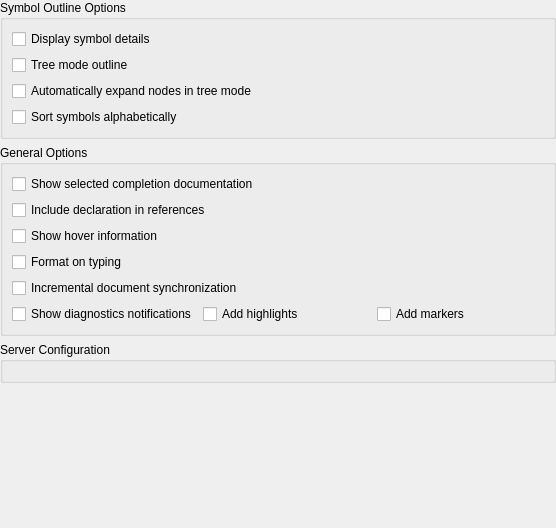
Above: addons/lspclient/lspconfigwidget.ui from KDE/kate before the change. Below: the same form after it.
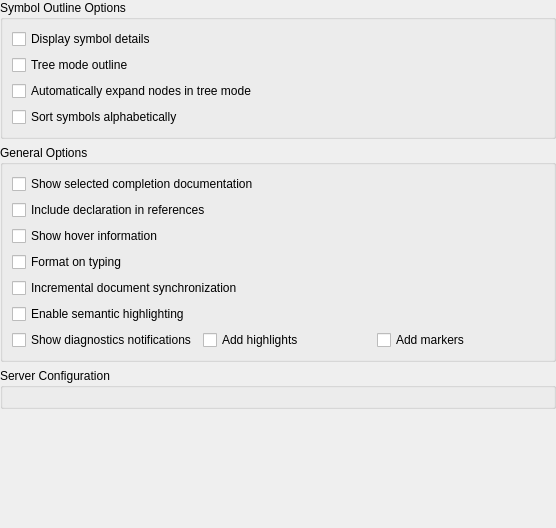
That is the form after the change. Custom widgets are drawn as their Qt base class.

Commit message: add checkbox to enable semantic highlighting in config dialog page

What changed in the file:
```diff
--- a/addons/lspclient/lspconfigwidget.ui
+++ b/addons/lspclient/lspconfigwidget.ui
@@ -101,6 +101,13 @@
         </property>
        </widget>
       </item>
+      <item>
+       <widget class="QCheckBox" name="chkSemanticHighlighting">
+        <property name="text">
+         <string>Enable semantic highlighting</string>
+        </property>
+       </widget>
+      </item>
       <item>
        <layout class="QHBoxLayout" name="horizontalLayout">
         <item>
```
The commit also changes 1 other file.
